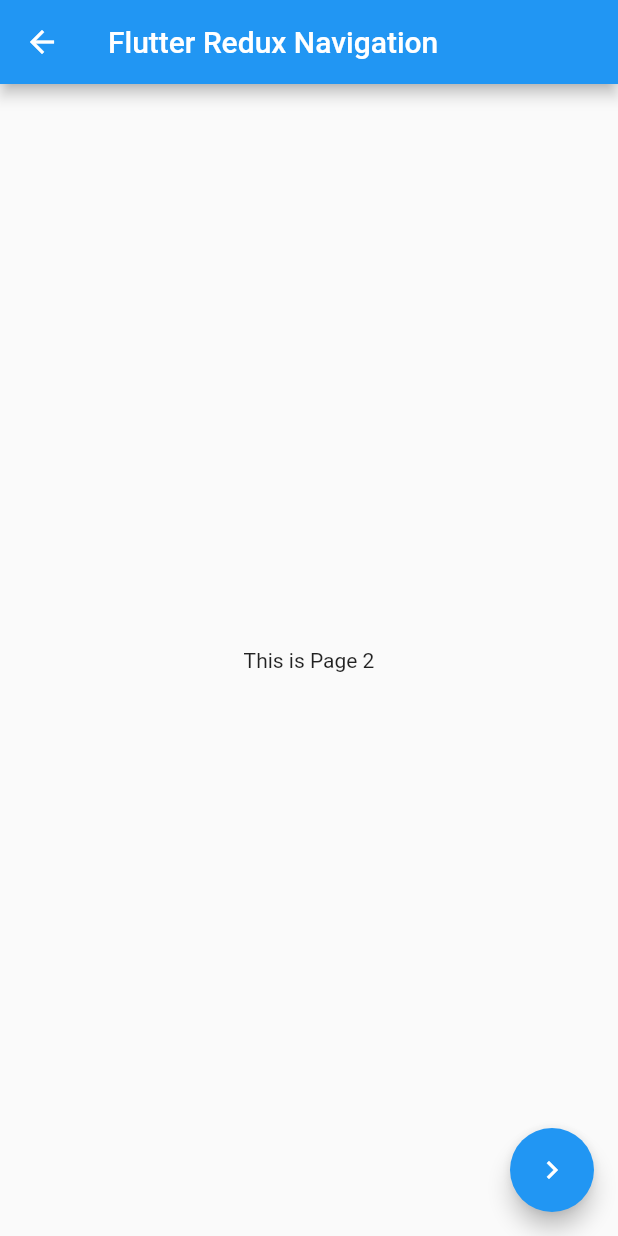
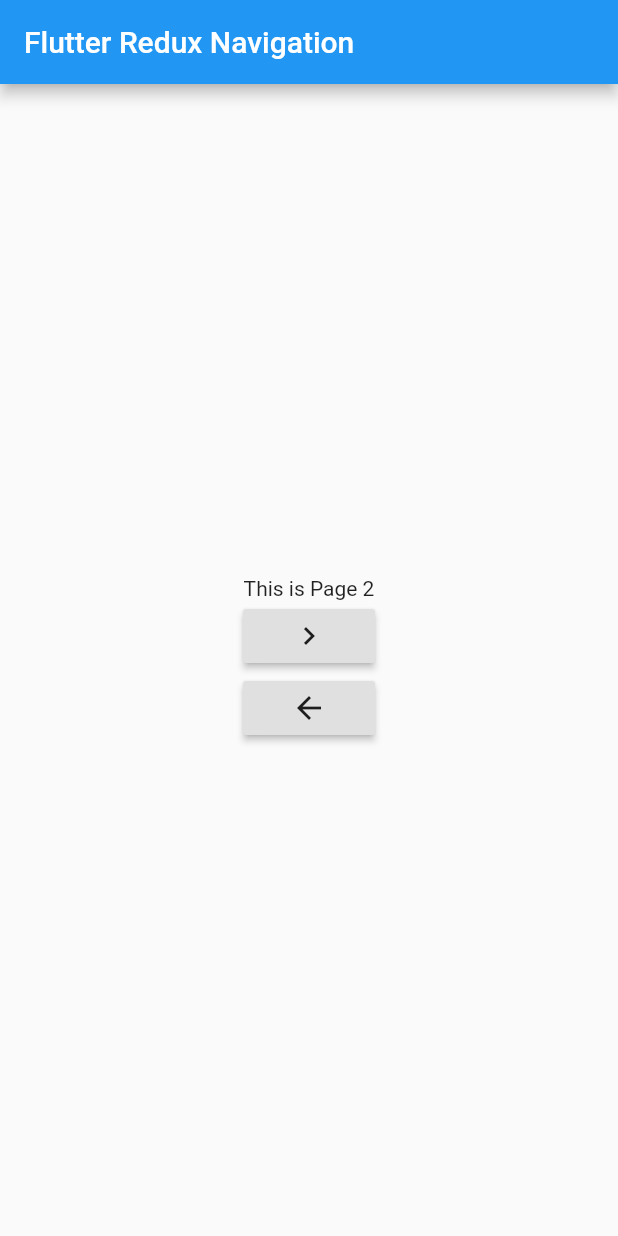
Before and after one commit to blackmenthor/flutter-navigation-redux, a Flutter app: the screen it shows after launch, after a tap on the "navigate next" icon, on a phone screen of 412 x 824 dp. Run offline on Flutter 3.47's test engine with Material 2 defaults, Android fonts, the phone set to English and light mode, and no system bars; our stand-ins replace flutter_redux, redux.

Commit message:
implement redux navigation

```diff
--- a/lib/main.dart
+++ b/lib/main.dart
@@ -1,17 +1,35 @@
 import 'package:flutter/material.dart';
+import 'package:flutter_redux/flutter_redux.dart';
+import 'package:flutter_redux_navigation/redux/app_state.dart';
+import 'package:flutter_redux_navigation/redux/middlewares.dart';
+import 'package:flutter_redux_navigation/redux/reducer.dart';
 import 'package:flutter_redux_navigation/ui/page_1.dart';
+import 'package:redux/redux.dart';
+
+final GlobalKey<NavigatorState> navigatorKey = new GlobalKey<NavigatorState>();
 
 void main() => runApp(MyApp());
 
 class MyApp extends StatelessWidget {
+
+  final Store store = Store<AppState>(
+      reducer,
+      initialState: AppState.create(),
+      middleware: AppMiddleware(navigatorKey: navigatorKey).getMiddlewares()
+  );
+
   @override
   Widget build(BuildContext context) {
-    return MaterialApp(
-      title: 'Flutter Demo',
-      theme: ThemeData(
-        primarySwatch: Colors.blue,
+    return StoreProvider(
+      store: store,
+      child: MaterialApp(
+        navigatorKey: navigatorKey,
+        title: 'Flutter Demo',
+        theme: ThemeData(
+          primarySwatch: Colors.blue,
+        ),
+        home: Page1(),
       ),
-      home: Page1(),
     );
   }
 }
--- /dev/null
+++ b/lib/redux/DestinationToWidgetConverter.dart
@@ -0,0 +1,21 @@
+import 'package:flutter/material.dart';
+import 'package:flutter_redux_navigation/redux/destination.dart';
+import 'package:flutter_redux_navigation/ui/page_1.dart';
+import 'package:flutter_redux_navigation/ui/page_2.dart';
+import 'package:flutter_redux_navigation/ui/page_3.dart';
+
+class DestinationToWidgetConverter {
+
+  Widget convert(Destination input) {
+    switch (input) {
+      case Destination.PAGE_1:
+        return Page1();
+      case Destination.PAGE_2:
+        return Page2();
+      case Destination.PAGE_3:
+        return Page3();
+      default: return Page1();
+    }
+  }
+
+}
--- /dev/null
+++ b/lib/redux/actions.dart
@@ -0,0 +1,12 @@
+import 'package:flutter/material.dart';
+import 'package:flutter_redux_navigation/redux/destination.dart';
+
+class NavigateToNext {
+
+  NavigateToNext({@required this.destination});
+
+  final Destination destination;
+
+}
+
+class NavigateBack {}
--- /dev/null
+++ b/lib/redux/app_state.dart
@@ -0,0 +1,21 @@
+import 'dart:collection';
+
+import 'package:flutter_redux_navigation/redux/destination.dart';
+
+class AppState {
+
+  final Queue<Destination> activePages;
+
+  AppState({this.activePages});
+
+  factory AppState.create() => AppState(
+    activePages: new Queue()..add(Destination.PAGE_1)
+  );
+
+  AppState copy({
+    Queue activePages
+  }) => AppState(
+      activePages: activePages ?? this.activePages
+  );
+
+}
--- /dev/null
+++ b/lib/redux/destination.dart
@@ -0,0 +1,5 @@
+enum Destination {
+  PAGE_1,
+  PAGE_2,
+  PAGE_3
+}
--- /dev/null
+++ b/lib/redux/middlewares.dart
@@ -0,0 +1,40 @@
+import 'package:flutter/material.dart';
+import 'package:flutter_redux_navigation/redux/DestinationToWidgetConverter.dart';
+import 'package:flutter_redux_navigation/redux/actions.dart';
+import 'package:redux/redux.dart';
+
+import 'app_state.dart';
+
+class AppMiddleware {
+
+  final GlobalKey<NavigatorState> navigatorKey;
+  final DestinationToWidgetConverter _destinationToWidgetConverter = DestinationToWidgetConverter();
+  AppMiddleware({@required this.navigatorKey});
+
+  List<Middleware<AppState>> getMiddlewares() {
+    return [
+      TypedMiddleware<AppState, NavigateToNext>(_navigateToNextMiddleware()),
+      TypedMiddleware<AppState, NavigateBack>(_navigateBackMiddleware())
+    ];
+  }
+
+  Middleware<AppState> _navigateToNextMiddleware() {
+    return (Store<AppState> store, action, NextDispatcher next) {
+      final currentDestination = (action as NavigateToNext).destination;
+      navigatorKey.currentState.push(MaterialPageRoute(
+          builder: (BuildContext context) => _destinationToWidgetConverter.convert(currentDestination)
+      ));
+      next(action);
+    };
+  }
+
+  Middleware<AppState> _navigateBackMiddleware() {
+    return (Store<AppState> store, action, NextDispatcher next) {
+      final currentActivePages = store.state.activePages;
+      if (currentActivePages.length == 1) return;
+      navigatorKey.currentState.pop();
+      next(action);
+    };
+  }
+
+}
--- /dev/null
+++ b/lib/redux/reducer.dart
@@ -0,0 +1,21 @@
+import 'package:redux/redux.dart';
+
+import 'actions.dart';
+import 'app_state.dart';
+
+final reducer = combineReducers<AppState>([
+  TypedReducer<AppState, NavigateToNext>(_navigateToNextReducer),
+  TypedReducer<AppState, NavigateBack>(_navigateBackReducer)
+]);
+
+AppState _navigateToNextReducer(AppState appState, NavigateToNext action) {
+  return appState.copy(
+      activePages: appState.activePages..add(action.destination)
+  );
+}
+
+AppState _navigateBackReducer(AppState appState, NavigateBack action) {
+  return appState.copy(
+      activePages: appState.activePages..removeLast()
+  );
+}
--- a/lib/ui/page_1.dart
+++ b/lib/ui/page_1.dart
@@ -1,30 +1,37 @@
 import 'package:flutter/material.dart';
-import 'package:flutter_redux_navigation/ui/page_2.dart';
+import 'package:flutter_redux/flutter_redux.dart';
+import 'package:flutter_redux_navigation/redux/actions.dart';
+import 'package:flutter_redux_navigation/redux/destination.dart';
 
-class Page1 extends StatelessWidget {
+class Page1 extends StatefulWidget {
 
-  void navigateToNextPage(BuildContext context) {
-    Navigator.of(context).push(
-      MaterialPageRoute(
-        builder: (BuildContext context) => Page2()
-      )
-    );
-  }
+  @override
+  _Page1State createState() => _Page1State();
+}
+
+class _Page1State extends State<Page1> {
 
   @override
   Widget build(BuildContext context) {
     return Scaffold(
       appBar: AppBar(
-        title: Text("Flutter Redux Navigation"),
+        automaticallyImplyLeading: false,
+        title: Text("Flutter Redux Navigation")
       ),
       body: Container(
         child: Center(
-          child: Text("This is Page 1"),
+          child: Column(
+            mainAxisAlignment: MainAxisAlignment.center,
+            crossAxisAlignment: CrossAxisAlignment.center,
+            children: <Widget>[
+              Text("This is Page 1"),
+              RaisedButton(
+                  child: Icon(Icons.navigate_next),
+                  onPressed: () => StoreProvider.of(context).dispatch(NavigateToNext(destination: Destination.PAGE_2))
+              ),
+            ],
+          ),
         ),
-      ),
-      floatingActionButton: FloatingActionButton(
-        child: Icon(Icons.navigate_next),
-        onPressed: () => navigateToNextPage(context),
       ),
     );
   }
--- a/lib/ui/page_2.dart
+++ b/lib/ui/page_2.dart
@@ -1,30 +1,43 @@
 import 'package:flutter/material.dart';
-import 'package:flutter_redux_navigation/ui/page_3.dart';
+import 'package:flutter_redux/flutter_redux.dart';
+import 'package:flutter_redux_navigation/redux/actions.dart';
+import 'package:flutter_redux_navigation/redux/destination.dart';
 
 class Page2 extends StatelessWidget {
 
-  void navigateToNextPage(BuildContext context) {
-    Navigator.of(context).push(
-        MaterialPageRoute(
-            builder: (BuildContext context) => Page3()
-        )
-    );
+  Future<bool> onBackPressed(BuildContext context) {
+    StoreProvider.of(context).dispatch(NavigateBack());
+    return Future.value(false);
   }
 
   @override
   Widget build(BuildContext context) {
-    return Scaffold(
+    return WillPopScope(
+      onWillPop: () => onBackPressed(context),
+      child: Scaffold(
         appBar: AppBar(
+          automaticallyImplyLeading: false,
           title: Text("Flutter Redux Navigation"),
         ),
         body: Container(
           child: Center(
-          child: Text("This is Page 2"),
+            child: Column(
+              mainAxisAlignment: MainAxisAlignment.center,
+              crossAxisAlignment: CrossAxisAlignment.center,
+              children: <Widget>[
+                Text("This is Page 2"),
+                RaisedButton(
+                    child: Icon(Icons.navigate_next),
+                    onPressed: () => StoreProvider.of(context).dispatch(NavigateToNext(destination: Destination.PAGE_3))
+                ),
+                RaisedButton(
+                    child: Icon(Icons.arrow_back),
+                    onPressed: () => StoreProvider.of(context).dispatch(NavigateBack())
+                )
+              ],
             ),
           ),
-      floatingActionButton: FloatingActionButton(
-        child: Icon(Icons.navigate_next),
-        onPressed: () => navigateToNextPage(context),
+        ),
       ),
     );
   }
--- a/pubspec.yaml
+++ b/pubspec.yaml
@@ -11,6 +11,9 @@ dependencies:
     sdk: flutter
 
   cupertino_icons: ^0.1.2
+  redux: ^3.0.0
+  flutter_redux: ^0.5.4
+  rxdart: ^0.22.6
 
 dev_dependencies:
   flutter_test:
```
Also changed, not shown: lib/ui/page_3.dart (+28 -7 lines), pubspec.lock. Lines whose indentation alone changed are shown as unchanged.
